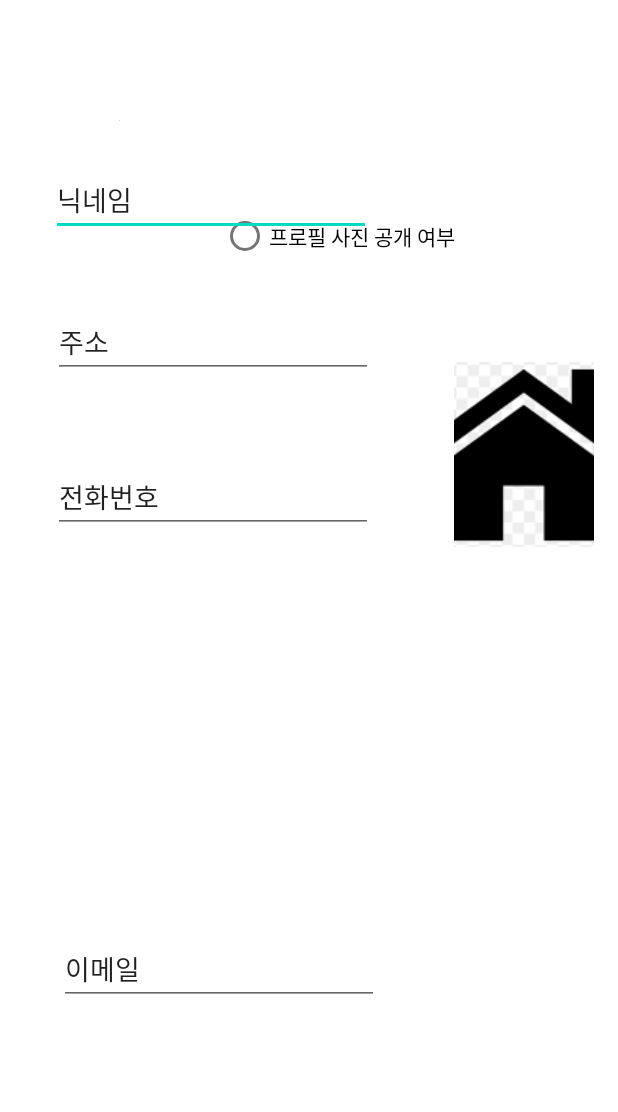
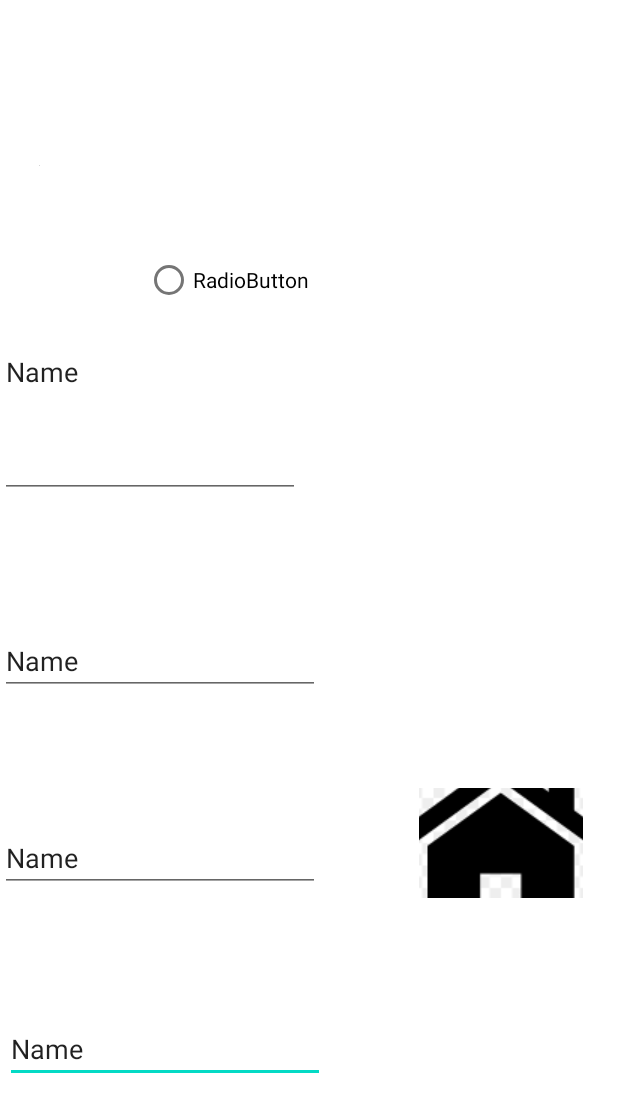
Before and after one commit to kwonjuyeong/mycapston, an Android app: the layout activity_mypage.xml on its own in the app's theme, with its tools: preview values and no code run, on a phone screen of 412 x 824 dp. Shown: the top 1112 px of the screen. Run offline under Robolectric (Android 15) with nearby library versions, the phone set to English and light mode, and no system bars.

Commit message:
login and register4

```diff
--- a/app/build.gradle
+++ b/app/build.gradle
@@ -42,6 +42,7 @@ dependencies {
     implementation 'androidx.appcompat:appcompat:1.3.1'
     implementation 'com.google.android.material:material:1.4.0'
     implementation 'androidx.constraintlayout:constraintlayout:2.1.0'
+    implementation 'com.google.android.gms:play-services-maps:17.0.1'
     testImplementation 'junit:junit:4.13.2'
     androidTestImplementation 'androidx.test.ext:junit:1.1.3'
     androidTestImplementation 'androidx.test.espresso:espresso-core:3.4.0'
--- a/app/src/main/AndroidManifest.xml
+++ b/app/src/main/AndroidManifest.xml
@@ -13,12 +13,14 @@
         android:supportsRtl="true"
         android:theme="@style/Theme.MyApplication">
         <activity
+            android:name=".MyPage"
+            android:exported="true" />
+        <activity
             android:name=".Register"
             android:exported="true" />
         <activity
-        android:name=".image"
+            android:name=".image"
             android:exported="true" />
-
         <activity android:name=".MainActivity">
             <intent-filter>
                 <action android:name="android.intent.action.MAIN" />
--- a/app/src/main/java/com/example/myapplication/MainActivity.kt
+++ b/app/src/main/java/com/example/myapplication/MainActivity.kt
@@ -19,7 +19,7 @@ class MainActivity : AppCompatActivity() {
 
         })
         login_btn.setOnClickListener({
-            val intent = Intent(this, image::class.java)
+            val intent = Intent(this, MyPage::class.java)
             startActivity(intent)
         })
 
--- a/app/src/main/res/layout/activity_mypage.xml
+++ b/app/src/main/res/layout/activity_mypage.xml
@@ -9,97 +9,96 @@
         android:id="@+id/imageView2"
         android:layout_width="wrap_content"
         android:layout_height="wrap_content"
-        android:layout_marginStart="79dp"
-        android:layout_marginLeft="79dp"
-        android:layout_marginTop="80dp"
-        android:layout_marginEnd="67dp"
-        android:layout_marginRight="67dp"
-        app:layout_constraintEnd_toEndOf="parent"
+        android:layout_marginStart="26dp"
+        android:layout_marginLeft="26dp"
+        android:layout_marginTop="110dp"
+        android:layout_marginEnd="70dp"
+        android:layout_marginRight="70dp"
+        android:layout_marginBottom="54dp"
+        app:layout_constraintBottom_toTopOf="@+id/editTextTextPersonName10"
         app:layout_constraintEnd_toStartOf="@+id/radioButton"
         app:layout_constraintStart_toStartOf="parent"
         app:layout_constraintTop_toTopOf="parent"
         tools:srcCompat="@tools:sample/avatars" />
 
+    <EditText
+        android:id="@+id/editTextTextPersonName5"
+        android:layout_width="wrap_content"
+        android:layout_height="wrap_content"
+        android:layout_marginStart="3dp"
+        android:layout_marginLeft="3dp"
+        android:layout_marginBottom="102dp"
+        android:ems="10"
+        android:inputType="textPersonName"
+        android:text="Name"
+        app:layout_constraintBottom_toBottomOf="parent"
+        app:layout_constraintStart_toStartOf="parent"
+        app:layout_constraintTop_toBottomOf="@+id/editTextTextPersonName12" />
+
+    <ImageButton
+        android:id="@+id/imageButton"
+        android:layout_width="0dp"
+        android:layout_height="0dp"
+        android:layout_marginEnd="23dp"
+        android:layout_marginRight="23dp"
+        android:layout_marginBottom="225dp"
+        app:layout_constraintBottom_toBottomOf="parent"
+        app:layout_constraintEnd_toEndOf="parent"
+        app:layout_constraintStart_toEndOf="@+id/editTextTextPersonName12"
+        app:layout_constraintTop_toBottomOf="@+id/radioButton"
+        app:srcCompat="@drawable/home" />
+
     <RadioButton
         android:id="@+id/radioButton"
         android:layout_width="0dp"
         android:layout_height="0dp"
-        android:layout_marginTop="96dp"
-        android:layout_marginEnd="16dp"
-        android:layout_marginRight="16dp"
-        android:layout_marginBottom="22dp"
-        android:text="프로필 사진 공개 여부"
+        android:layout_marginTop="150dp"
+        android:layout_marginEnd="35dp"
+        android:layout_marginRight="35dp"
+        android:layout_marginBottom="302dp"
+        android:text="RadioButton"
         app:layout_constraintBottom_toTopOf="@+id/imageButton"
         app:layout_constraintEnd_toEndOf="parent"
         app:layout_constraintStart_toEndOf="@+id/imageView2"
         app:layout_constraintTop_toTopOf="parent" />
 
     <EditText
-        android:id="@+id/editTextTextPersonName2"
-        android:layout_width="wrap_content"
-        android:layout_height="wrap_content"
-        android:layout_marginStart="34dp"
-        android:layout_marginLeft="34dp"
-        android:layout_marginTop="29dp"
-        android:layout_marginEnd="55dp"
-        android:layout_marginRight="55dp"
+        android:id="@+id/editTextTextPersonName10"
+        android:layout_width="200dp"
+        android:layout_height="0dp"
+        android:layout_marginBottom="86dp"
         android:ems="10"
         android:inputType="textPersonName"
-        android:text="닉네임"
-        app:layout_constraintEnd_toStartOf="@+id/imageButton"
+        android:text="Name"
+        app:layout_constraintBottom_toTopOf="@+id/editTextTextPersonName11"
         app:layout_constraintStart_toStartOf="parent"
         app:layout_constraintTop_toBottomOf="@+id/imageView2" />
 
-    <ImageButton
-        android:id="@+id/imageButton"
-        android:layout_width="0dp"
-        android:layout_height="0dp"
-        android:layout_marginEnd="16dp"
-        android:layout_marginRight="16dp"
-        android:layout_marginBottom="459dp"
-        app:layout_constraintBottom_toBottomOf="parent"
-        app:layout_constraintEnd_toEndOf="parent"
-        app:layout_constraintStart_toEndOf="@+id/editTextTextPersonName2"
-        app:layout_constraintTop_toBottomOf="@+id/radioButton"
-        app:srcCompat="@drawable/home" />
+    <EditText
+        android:id="@+id/editTextTextPersonName11"
+        android:layout_width="wrap_content"
+        android:layout_height="wrap_content"
+        android:layout_marginBottom="86dp"
+        android:ems="10"
+        android:inputType="textPersonName"
+        android:text="Name"
+        app:layout_constraintBottom_toTopOf="@+id/editTextTextPersonName12"
+        app:layout_constraintStart_toStartOf="parent"
+        app:layout_constraintTop_toBottomOf="@+id/editTextTextPersonName10" />
 
     <EditText
-        android:id="@+id/editTextTextPersonName3"
+        android:id="@+id/editTextTextPersonName12"
         android:layout_width="wrap_content"
         android:layout_height="wrap_content"
-        android:layout_marginStart="35dp"
-        android:layout_marginLeft="35dp"
-        android:layout_marginTop="47dp"
+        android:layout_marginEnd="66dp"
+        android:layout_marginRight="66dp"
+        android:layout_marginBottom="82dp"
         android:ems="10"
         android:inputType="textPersonName"
-        android:text="주소"
+        android:text="Name"
+        app:layout_constraintBottom_toTopOf="@+id/editTextTextPersonName5"
+        app:layout_constraintEnd_toStartOf="@+id/imageButton"
         app:layout_constraintStart_toStartOf="parent"
-        app:layout_constraintTop_toBottomOf="@+id/editTextTextPersonName2" />
-
-    <EditText
-        android:id="@+id/editTextTextPersonName4"
-        android:layout_width="wrap_content"
-        android:layout_height="wrap_content"
-        android:layout_marginStart="35dp"
-        android:layout_marginLeft="35dp"
-        android:layout_marginTop="56dp"
-        android:ems="10"
-        android:inputType="textPersonName"
-        android:text="전화번호"
-        app:layout_constraintStart_toStartOf="parent"
-        app:layout_constraintTop_toBottomOf="@+id/editTextTextPersonName3" />
-
-    <EditText
-        android:id="@+id/editTextTextPersonName5"
-        android:layout_width="wrap_content"
-        android:layout_height="wrap_content"
-        android:layout_marginStart="39dp"
-        android:layout_marginLeft="39dp"
-        android:layout_marginBottom="154dp"
-        android:ems="10"
-        android:inputType="textPersonName"
-        android:text="이메일"
-        app:layout_constraintBottom_toBottomOf="parent"
-        app:layout_constraintStart_toStartOf="parent" />
+        app:layout_constraintTop_toBottomOf="@+id/editTextTextPersonName11" />
 
 </androidx.constraintlayout.widget.ConstraintLayout>
```
Also changed, not shown: app/src/main/java/com/example/myapplication/MyPage.java (added, +14 -0 lines), app/src/main/res/layout/activity_my_page.xml (added, +9 -0 lines), app/src/main/res/layout/activity_pizza.xml (added, +92 -0 lines), app/src/main/res/layout/image.xml (+22 -20 lines).
